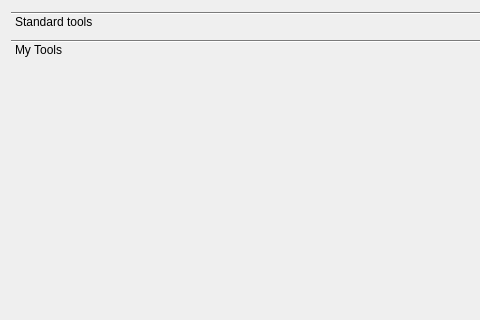
Old version of the form btl/ui/shapeselector.ui in the repository knipknap/better-tool-library; both pictures show x 0 to 480 and y 0 to 320 of the 900 by 600 pixel window.
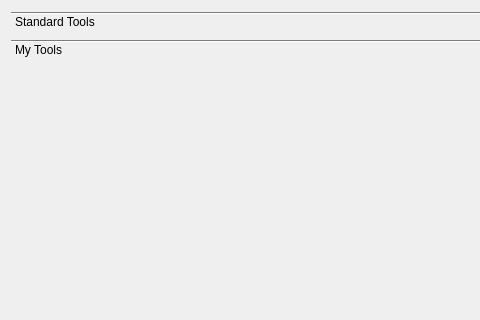
New version of the form. Icons and pictures are not drawn.

Commit message: inconsistent capitalization

The edit to the form file:
```diff
--- a/btl/ui/shapeselector.ui
+++ b/btl/ui/shapeselector.ui
@@ -31,7 +31,7 @@
          </rect>
         </property>
         <attribute name="label">
-         <string>Standard tools</string>
+         <string>Standard Tools</string>
         </attribute>
        </widget>
        <widget class="QWidget" name="customTools">
```
